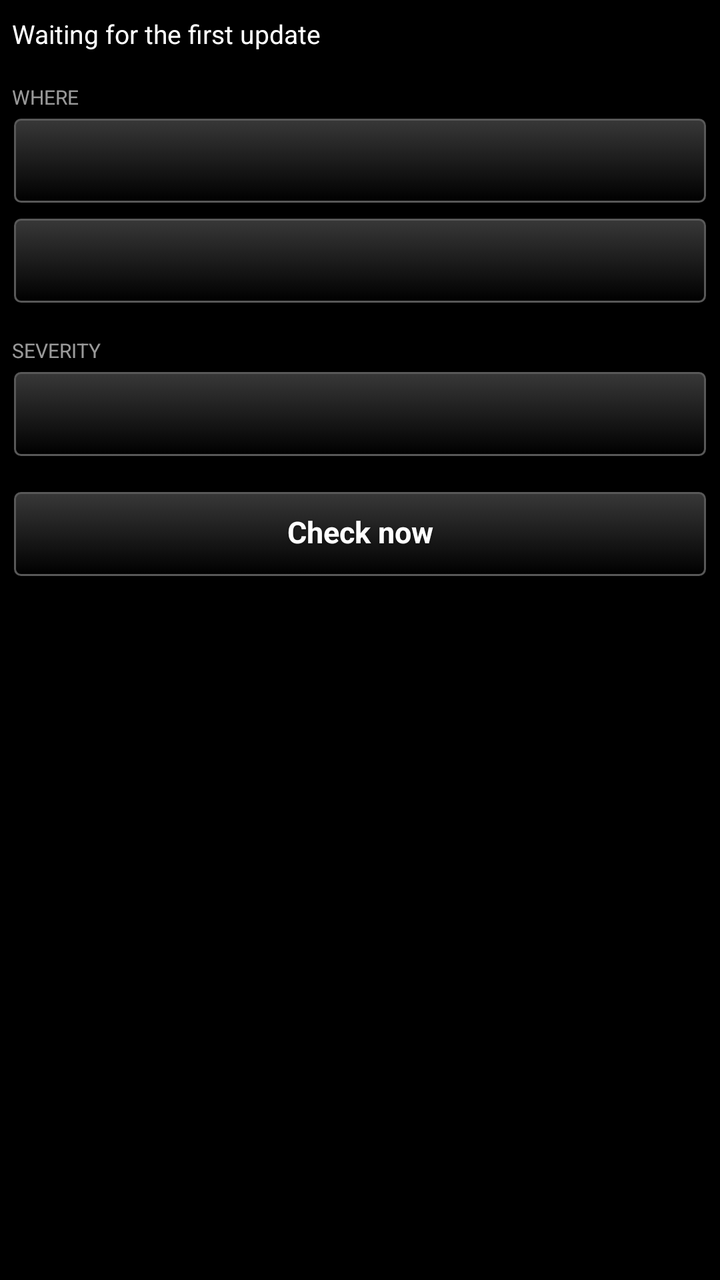
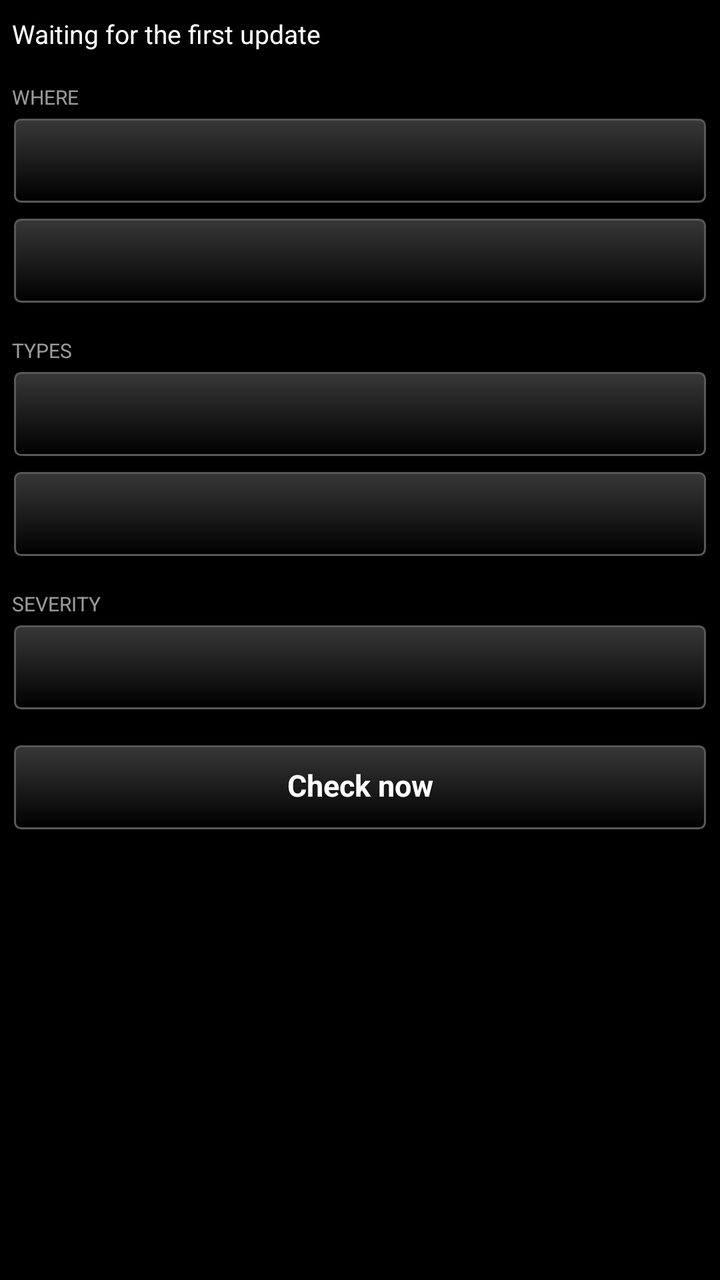

Two renders of the same Android screen: before a commit and after it. Below are the layout's source before the change and the commit's diff.
<!-- AndroidManifest.xml: application theme AppTheme -->
<!-- res/layout/main_layout.xml -->
<?xml version="1.0" encoding="utf-8"?>
<LinearLayout xmlns:android="http://schemas.android.com/apk/res/android"
    android:layout_width="match_parent"
    android:layout_height="match_parent"
    android:orientation="vertical"
    android:paddingLeft="6dp"
    android:paddingRight="6dp">

    
    <TextView
        android:id="@+id/status"
        android:layout_width="match_parent"
        android:layout_height="wrap_content"
        android:paddingTop="8dp"
        android:paddingBottom="6dp"
        android:textSize="13sp"
        android:textColor="@color/white"
        android:text="@string/status_waiting" />

    <ScrollView
        android:layout_width="match_parent"
        android:layout_height="0dp"
        android:layout_weight="1"
        android:fadeScrollbars="false">

        <LinearLayout
            android:layout_width="match_parent"
            android:layout_height="wrap_content"
            android:orientation="vertical">

            <TextView
                style="@style/TakwerxSectionHeading"
                android:layout_width="match_parent"
                android:layout_height="wrap_content"
                android:text="@string/heading_where" />

            <Button
                android:id="@+id/btn_states"
                style="@style/TakwerxButton"
                android:layout_width="match_parent"
                android:layout_height="wrap_content"
                android:layout_marginBottom="6dp" />

            <Button
                android:id="@+id/btn_counties"
                style="@style/TakwerxButton"
                android:layout_width="match_parent"
                android:layout_height="wrap_content"
                android:layout_marginBottom="6dp" />

            <TextView
                style="@style/TakwerxSectionHeading"
                android:layout_width="match_parent"
                android:layout_height="wrap_content"
                android:text="@string/heading_severity" />

            <Button
                android:id="@+id/btn_severity"
                style="@style/TakwerxButton"
                android:layout_width="match_parent"
                android:layout_height="wrap_content"
                android:layout_marginBottom="6dp" />

            <Button
                android:id="@+id/btn_refresh"
                style="@style/TakwerxButton"
                android:layout_width="match_parent"
                android:layout_height="wrap_content"
                android:layout_marginTop="10dp"
                android:layout_marginBottom="10dp"
                android:text="@string/refresh_now" />

        </LinearLayout>
    </ScrollView>
</LinearLayout>
<!-- resources referenced by this layout -->
<resources>
  <color name="white">#ffffff</color>
  <string name="heading_severity">Severity</string>
  <string name="heading_where">Where</string>
  <string name="refresh_now">Check now</string>
  <string name="status_waiting">Waiting for the first update</string>
  <style name="TakwerxButton" parent="@style/darkButton">
          <item name="android:paddingLeft">12dp</item>
          <item name="android:paddingRight">12dp</item>
          <item name="android:paddingTop">6dp</item>
          <item name="android:paddingBottom">8dp</item>
          <item name="android:minHeight">44dp</item>
          <item name="android:minWidth">0dp</item>
          <item name="android:textSize">15sp</item>
          <item name="android:singleLine">true</item>
          <item name="android:ellipsize">end</item>
      </style>
  <style name="TakwerxSectionHeading">
          <item name="android:textSize">10sp</item>
          <item name="android:textAllCaps">true</item>
          <item name="android:textColor">@color/white</item>
          <item name="android:alpha">0.6</item>
          <item name="android:paddingTop">10dp</item>
          <item name="android:paddingBottom">3dp</item>
      </style>
  <style name="AppTheme" parent="@android:style/Theme.Holo">
          <item name="android:buttonStyle">@android:style/Widget.Button</item>
          <item name="android:imageButtonStyle">@android:style/Widget.Button</item>
          <item name="android:buttonStyleToggle">@android:style/Widget.Button</item>
          <item name="android:spinnerStyle">@style/ATAKSpinner</item>
          <item name="android:spinnerItemStyle">@style/ATAKSpinnerItem</item>
          <item name="android:editTextStyle">@style/ATAKEditText</item>
      </style>
  <style name="darkButton" parent="@android:style/Widget.Button">
          <item name="android:background">@drawable/btn_gray</item>
          <item name="android:shadowColor">@color/darker_gray</item>
          <item name="android:shadowDy">1</item>
          <item name="android:shadowRadius">2</item>
          <item name="android:textColor">@color/white</item>
          <item name="android:textStyle">bold</item>
          <item name="android:paddingTop">0dp</item>
          <item name="android:paddingBottom">3dp</item>
          <item name="android:textSize">@dimen/fontSize</item>
      </style>
  <style name="ATAKSpinner" parent="@android:style/Widget.Spinner">
          <item name="android:spinnerMode">dialog</item>
      </style>
  <style name="ATAKSpinnerItem">
          <item name="android:textColor">@android:color/white</item>
          <item name="android:dropDownVerticalOffset">0dip</item>
          <item name="android:dropDownHorizontalOffset">0dip</item>
          <item name="android:dropDownWidth">wrap_content</item>
          <item name="android:gravity">left|center_vertical</item>
      </style>
  <style name="ATAKEditText" parent="@android:style/Widget.EditText">
          
          
  
          
          <item name="android:imeOptions">flagNoFullscreen</item>
      </style>
  <color name="darker_gray">#121212</color>
  <dimen name="fontSize">14sp</dimen>
  <!-- drawable new_dark_button_disabled (drawable) -->
  <?xml version="1.0" encoding="utf-8"?>
  <layer-list xmlns:android="http://schemas.android.com/apk/res/android">
      <item android:bottom="1dp" android:right="1dp" android:left="1dp" android:top="1dp">
          <shape android:shape="rectangle">
              <corners android:radius="3dp" />
              <stroke
                  android:width="1dp"
                  android:color="#484848" />
              <solid android:color="#484848" />
          </shape>
      </item>
  </layer-list>
  <!-- unchanged entries left out for length: 3 -->
</resources>

<!-- the commit's change to res/layout/main_layout.xml (unified diff, before → after) -->
@@ -52,6 +52,26 @@
                 style="@style/TakwerxSectionHeading"
                 android:layout_width="match_parent"
                 android:layout_height="wrap_content"
+                android:text="@string/heading_types" />
+
+            <Button
+                android:id="@+id/btn_categories"
+                style="@style/TakwerxButton"
+                android:layout_width="match_parent"
+                android:layout_height="wrap_content"
+                android:layout_marginBottom="6dp" />
+
+            <Button
+                android:id="@+id/btn_events"
+                style="@style/TakwerxButton"
+                android:layout_width="match_parent"
+                android:layout_height="wrap_content"
+                android:layout_marginBottom="6dp" />
+
+            <TextView
+                style="@style/TakwerxSectionHeading"
+                android:layout_width="match_parent"
+                android:layout_height="wrap_content"
                 android:text="@string/heading_severity" />
 
             <Button
<!-- resource entries referenced after the edit -->
@@ -2,6 +2,7 @@
 <resources>
   <color name="white">#ffffff</color>
   <string name="heading_severity">Severity</string>
+  <string name="heading_types">Types</string>
   <string name="heading_where">Where</string>
   <string name="refresh_now">Check now</string>
   <string name="status_waiting">Waiting for the first update</string>
